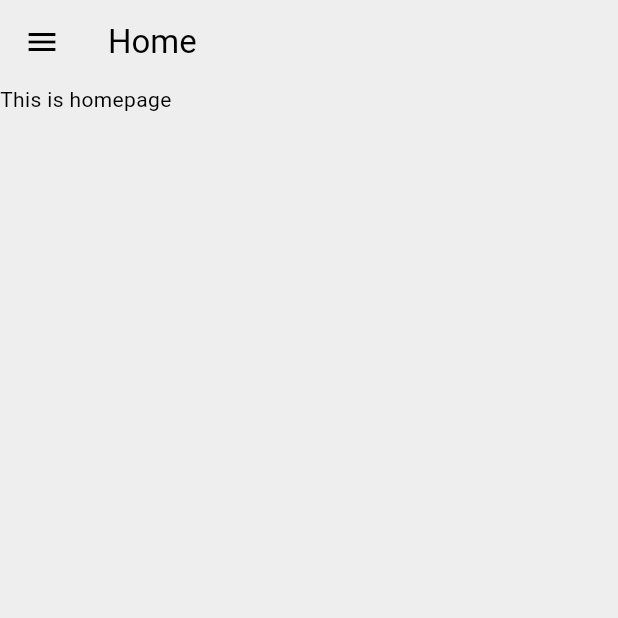
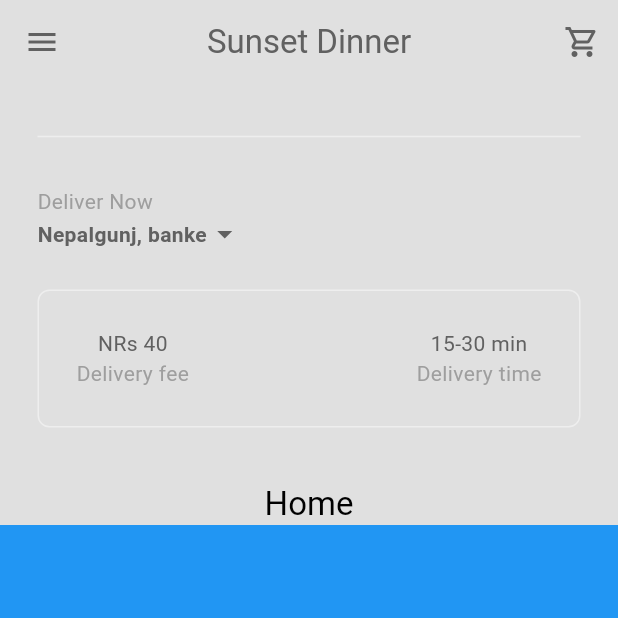
Before and after one commit to IshantVx/Food-Delivery, a Flutter app: the screen it shows after launch, after a tap on "Skip", on a phone screen of 412 x 824 dp, the top half of it. Run offline on Flutter 3.47's test engine with Material 3 defaults, Android fonts, the phone set to English and light mode, and no system bars; our stand-ins replace fluttertoast.

```diff
--- a/lib/main.dart
+++ b/lib/main.dart
@@ -2,6 +2,7 @@
 
 import 'package:flutter/material.dart';
 import 'package:provider/provider.dart';
+import 'package:restapi/newPage.dart';
 import 'package:restapi/utils/Pages/LoginPage.dart';
 import 'package:restapi/utils/Pages/RegisterPage.dart';
 import 'package:restapi/utils/auth/loggin_or_registor.dart';
@@ -25,7 +26,7 @@ class MyApp extends StatelessWidget {
     return MaterialApp(
       debugShowCheckedModeBanner: false,
       theme: Provider.of<ThemeProvider>(context).themeData,
-      home: LoginOrRegister(),
+      home: LoginOrRegister()
     );
   }
 }
--- a/lib/utils/Pages/homePage.dart
+++ b/lib/utils/Pages/homePage.dart
@@ -1,5 +1,10 @@
 import 'package:flutter/cupertino.dart';
 import 'package:flutter/material.dart';
+import 'package:restapi/utils/componant/custom_widget/my_drawer.dart';
+import 'package:restapi/utils/componant/custom_widget/my_sliver_appBar.dart';
+
+import '../componant/custom_widget/my_current_location.dart';
+import '../componant/custom_widget/my_descriptionBox.dart';
 
 class homePage extends StatefulWidget {
   const homePage({super.key});
@@ -15,13 +20,32 @@ class _homePageState extends State<homePage> {
   @override
   Widget build(BuildContext context) {
     return Scaffold(
-      appBar: AppBar(title: Text("Home"),),
-      drawer: Drawer(),
-      body: Column(
-        children: [
-          Text("This is homepage"),
-        ],
-      ),
+      drawer: MyDrawer(),
+      body: NestedScrollView(
+          headerSliverBuilder:(context, innerBoxIsScrolled) => [
+            MySliverAppbar(
+                title: Text("Home"),
+                child: Column(
+                  mainAxisAlignment: MainAxisAlignment.end,
+                  children: [
+                    Divider(
+                      indent: 25,
+                      endIndent: 25,
+                      color: Theme.of(context).colorScheme.secondary,
+                    ),
+
+                    // current location
+                    MyCurrentLocation(),
+                    // description box
+                    MyDescriptionBox(),
+                  ],
+                )
+            )
+          ] ,
+          body: Container(
+            color: Colors.blue,
+          )
+      )
     );
   }
 }
--- /dev/null
+++ b/lib/utils/componant/custom_widget/my_current_location.dart
@@ -0,0 +1,70 @@
+import 'package:flutter/cupertino.dart';
+import 'package:flutter/material.dart';
+
+class MyCurrentLocation extends StatelessWidget {
+  const MyCurrentLocation({super.key});
+
+  void openLocationSearchBox(BuildContext context){
+    showDialog(
+        context: context,
+        builder: (context)=> AlertDialog(
+          title: Text("Your Location"),
+          content: TextField(
+            decoration: InputDecoration(
+              hintText: "Search your location",
+
+            ),
+          ),
+          actions: [
+            MaterialButton(
+              onPressed: (){
+                Navigator.pop(context);
+              },
+              child: Text("Cancel"),
+            ),
+            MaterialButton(
+              onPressed: (){
+                Navigator.pop(context);
+              },
+              child: Text("Save"),
+            ),
+          ],
+        )
+    );
+  }
+
+  @override
+  Widget build(BuildContext context) {
+    return Padding(
+      padding: const EdgeInsets.all(25),
+      child: Column(
+        crossAxisAlignment: CrossAxisAlignment.start,
+        children: [
+          Text(
+            "Deliver Now",
+            style: TextStyle(
+                color: Theme.of(context).colorScheme.inversePrimary
+            ),
+          ),
+          GestureDetector(
+            onTap: (){
+              openLocationSearchBox(context);
+            },
+            child: Row(
+              children: [
+                Text(
+                    "Nepalgunj, banke",
+                    style: TextStyle(
+                        color: Theme.of(context).colorScheme.primary,
+                        fontWeight: FontWeight.bold
+                    )
+                ),
+                Icon(Icons.arrow_drop_down, color: Theme.of(context).colorScheme.primary,)
+              ],
+            ),
+          ),
+        ],
+      ),
+    );
+  }
+}
--- /dev/null
+++ b/lib/utils/componant/custom_widget/my_descriptionBox.dart
@@ -0,0 +1,39 @@
+import 'package:flutter/cupertino.dart';
+import 'package:flutter/material.dart';
+
+class MyDescriptionBox extends StatelessWidget {
+  const MyDescriptionBox({super.key});
+
+
+  @override
+  Widget build(BuildContext context) {
+    var myPrimaryTextColor = TextStyle(color: Theme.of(context).colorScheme.primary);
+    var mySecondaryTextColor = TextStyle(color: Theme.of(context).colorScheme.inversePrimary);
+    return Container(
+      decoration:BoxDecoration(
+        border: Border.all(color: Theme.of(context).colorScheme.secondary),
+        borderRadius: BorderRadius.circular(8),
+      ),
+      padding: EdgeInsets.all(25),
+      margin: EdgeInsets.only(right: 25, left: 25, bottom: 25),
+      child: Row(
+        mainAxisAlignment: MainAxisAlignment.spaceBetween,
+        children: [
+          Column(
+            children: [
+              Text("NRs 40",style: myPrimaryTextColor,),
+              Text("Delivery fee",style: mySecondaryTextColor,),
+            ],
+          ),
+          Column(
+            children: [
+              Text("15-30 min",style: myPrimaryTextColor,),
+              Text("Delivery time",style: mySecondaryTextColor,),
+            ],
+
+          ),
+        ],
+      ),
+    );
+  }
+}
--- /dev/null
+++ b/lib/utils/componant/custom_widget/my_sliver_appBar.dart
@@ -0,0 +1,41 @@
+import 'package:flutter/cupertino.dart';
+import 'package:flutter/material.dart';
+
+class MySliverAppbar extends StatelessWidget {
+  final Widget title;
+  final Widget child;
+  const MySliverAppbar({
+    super.key,
+    required this.title,
+    required this.child,
+  });
+
+  @override
+  Widget build(BuildContext context) {
+    return SliverAppBar(
+
+      expandedHeight: 350,
+      collapsedHeight: 100,
+      floating: false,
+      pinned: true,
+      backgroundColor: Theme.of(context).colorScheme.surface,
+      foregroundColor: Theme.of(context).colorScheme.primary,
+      title: Text("Sunset Dinner"),
+      centerTitle: true,
+      actions: [
+        IconButton(onPressed: (){}, icon: Icon(Icons.shopping_cart_outlined))
+      ],
+
+      flexibleSpace: FlexibleSpaceBar(
+        background: Padding(
+          padding: const EdgeInsets.only(bottom: 40),
+          child: child,
+        ),
+        centerTitle: true,
+        title: title,
+        titlePadding: const EdgeInsets.only(left: 0 , right: 0, top: 0),
+        expandedTitleScale: 1,
+      ),
+    );
+  }
+}
--- a/lib/utils/theme/dark_mode.dart
+++ b/lib/utils/theme/dark_mode.dart
@@ -2,8 +2,8 @@ import 'package:flutter/material.dart';
 
 ThemeData darkMode = ThemeData(
   colorScheme: ColorScheme.dark(
-    surface:Colors.black54,
-    primary: Colors.grey.shade600,
+    surface:Colors.grey.shade900,
+    primary: Colors.grey.shade500,
     secondary: Colors.grey.shade900,
     tertiary: Colors.grey.shade800,
     inversePrimary: Colors.grey,
--- a/lib/utils/theme/light_mode.dart
+++ b/lib/utils/theme/light_mode.dart
@@ -3,11 +3,11 @@ import 'package:flutter/material.dart';
 
 ThemeData lightMode = ThemeData(
   colorScheme: ColorScheme.light(
-    surface:Colors.grey.shade200,
-    primary: Colors.grey.shade500,
-    secondary: Colors.grey.shade100,
+    surface:Colors.grey.shade300,
+    primary: Colors.grey.shade700,
+    secondary: Colors.grey.shade200,
     tertiary: Colors.grey.shade900,
-    inversePrimary: Colors.grey.shade800,
+    inversePrimary: Colors.grey.shade500,
 
   ),
 );
--- a/lib/utils/theme/theme_provider.dart
+++ b/lib/utils/theme/theme_provider.dart
@@ -11,9 +11,9 @@ class ThemeProvider with ChangeNotifier{
   }
   void toggleTheme(){
     if (_themeData == lightMode) {
-    themeData == darkMode;
+    themeData = darkMode;
     }else{
-      themeData == lightMode;
+      themeData = lightMode;
     }
   }
 }
```
Also changed, not shown: lib/newPage.dart (added, +99 -0 lines), lib/utils/Pages/RegisterPage.dart (+7 -4 lines), lib/utils/Pages/settingsPage.dart (added, +49 -0 lines), lib/utils/componant/custom_widget/my_drawer.dart (+56 -4 lines).
